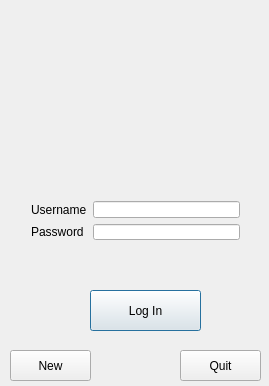
Before: the Qt Designer form dialog.ui in sreecodeslayer/College_Build_of_PWManager, drawn with Qt 5.
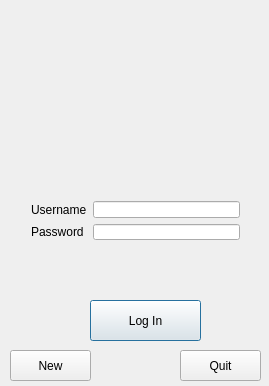
After: the same form once the commit is applied. Icons and pictures are not drawn.

What changed in the file:
```diff
--- a/dialog.ui
+++ b/dialog.ui
@@ -33,7 +33,7 @@
    <property name="geometry">
     <rect>
      <x>90</x>
-     <y>290</y>
+     <y>300</y>
      <width>111</width>
      <height>41</height>
     </rect>
@@ -128,6 +128,19 @@
     </item>
    </layout>
   </widget>
+  <widget class="QLabel" name="loginerror">
+   <property name="geometry">
+    <rect>
+     <x>20</x>
+     <y>250</y>
+     <width>231</width>
+     <height>41</height>
+    </rect>
+   </property>
+   <property name="text">
+    <string/>
+   </property>
+  </widget>
   <zorder>layoutWidget</zorder>
   <zorder>LogInButton</zorder>
   <zorder>NewAccountButton</zorder>
```
Left out of the diff: 1 changed line with no effect on the pictures.
